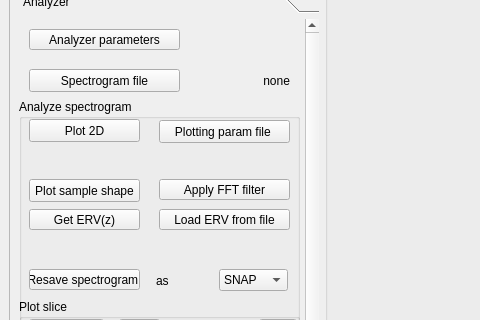
Old version of the form Windows/UIs/MainWindow.ui in the repository al509/ScanLoop; both pictures show x 0 to 480 and y 131 to 451 of the 1183 by 789 pixel window.
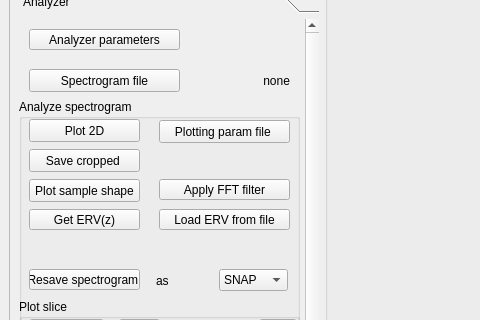
New version of the form. The open tabs and pages were chosen to show the change.

Patch:
```diff
--- a/Windows/UIs/MainWindow.ui
+++ b/Windows/UIs/MainWindow.ui
@@ -1797,6 +1797,19 @@
               <string>as</string>
              </property>
             </widget>
+            <widget class="QPushButton" name="pushButton_analyzer_save_cropped">
+             <property name="geometry">
+              <rect>
+               <x>10</x>
+               <y>50</y>
+               <width>111</width>
+               <height>23</height>
+              </rect>
+             </property>
+             <property name="text">
+              <string>Save cropped </string>
+             </property>
+            </widget>
            </widget>
            <widget class="QGroupBox" name="groupBox_8">
             <property name="geometry">
```
Left out of the diff: 4 changed lines with no effect on the pictures.
